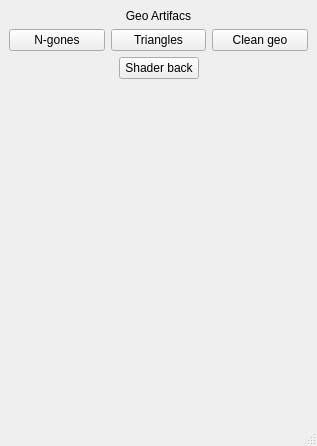
Qt form toolbox/ui/DEV_main_ui.ui (pablodiazburgos/pdb_rigLib) before a commit.
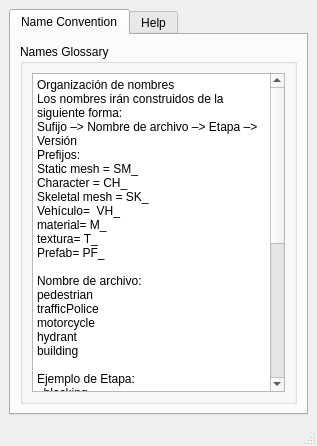
The same form after that commit.

What changed in the file:
```diff
--- a/toolbox/ui/DEV_main_ui.ui
+++ b/toolbox/ui/DEV_main_ui.ui
@@ -14,46 +14,148 @@
    <string>MainWindow</string>
   </property>
   <widget class="QWidget" name="centralwidget">
-   <layout class="QVBoxLayout" name="verticalLayout">
-    <item>
-     <widget class="QLabel" name="label">
-      <property name="text">
-       <string>Geo Artifacs</string>
-      </property>
-      <property name="alignment">
-       <set>Qt::AlignCenter</set>
-      </property>
-     </widget>
-    </item>
-    <item>
      <layout class="QHBoxLayout" name="horizontalLayout">
       <item>
-       <widget class="QPushButton" name="pushButton">
-        <property name="text">
-         <string>N-gones</string>
-        </property>
-       </widget>
-      </item>
+     <widget class="QTabWidget" name="extraWidget_tab">
+      <property name="enabled">
+       <bool>true</bool>
+      </property>
+      <property name="sizePolicy">
+       <sizepolicy hsizetype="Expanding" vsizetype="Expanding">
+        <horstretch>0</horstretch>
+        <verstretch>0</verstretch>
+       </sizepolicy>
+      </property>
+      <property name="focusPolicy">
+       <enum>Qt::TabFocus</enum>
+      </property>
+      <property name="acceptDrops">
+       <bool>false</bool>
+      </property>
+      <property name="tabShape">
+       <enum>QTabWidget::Rounded</enum>
+      </property>
+      <property name="currentIndex">
+       <number>0</number>
+      </property>
+      <property name="usesScrollButtons">
+       <bool>true</bool>
+      </property>
+      <property name="documentMode">
+       <bool>false</bool>
+      </property>
+      <property name="tabsClosable">
+       <bool>false</bool>
+      </property>
+      <property name="movable">
+       <bool>false</bool>
+      </property>
+      <property name="tabBarAutoHide">
+       <bool>false</bool>
+      </property>
+      <widget class="QWidget" name="nameConvention_tab_2">
+       <attribute name="title">
+        <string>Name Convention</string>
+       </attribute>
+       <layout class="QHBoxLayout" name="horizontalLayout_12">
       <item>
-       <widget class="QPushButton" name="pushButton_2">
-        <property name="text">
-         <string>Triangles</string>
-        </property>
-       </widget>
-      </item>
+         <layout class="QVBoxLayout" name="verticalLayout_6">
+          <property name="sizeConstraint">
+           <enum>QLayout::SetMinimumSize</enum>
+          </property>
+          <item>
+           <widget class="QGroupBox" name="nameGlossary_gbx_2">
+            <property name="title">
+             <string>Names Glossary</string>
+            </property>
+            <layout class="QHBoxLayout" name="horizontalLayout_13">
+             <item>
+              <widget class="QPlainTextEdit" name="nameGlossary_pte_2">
+               <property name="enabled">
+                <bool>true</bool>
+               </property>
+               <property name="readOnly">
+                <bool>true</bool>
+               </property>
+               <property name="plainText">
+                <string>Organización de nombres
+Los nombres irán construidos de la siguiente forma:
+Sufijo –&gt; Nombre de archivo –&gt; Etapa –&gt; Versión
+Prefijos:
+Static mesh = SM_
+Character = CH_
+Skeletal mesh = SK_
+Vehículo=  VH_
+material= M_
+textura= T_
+Prefab= PF_
+
+Nombre de archivo:
+pedestrian
+trafficPolice
+motorcycle
+hydrant
+building
+
+Ejemplo de Etapa:
+_blocking
+_model
+_rig
+_Anim
+
+Ejemplo de Versión
+_v01
+_v02
+
+Acción de Animación
+_Walking
+_Cellphone_Talking
+
+Ejemplo De archivo correctamente nombrado
+
+CH_trafficPolice_model_v01
+SM_bridge_model_v02
+</string>
+               </property>
+               <property name="overwriteMode">
+                <bool>false</bool>
+               </property>
+              </widget>
+             </item>
+            </layout>
+           </widget>
+          </item>
+         </layout>
+        </item>
+       </layout>
+      </widget>
+      <widget class="QWidget" name="help_tab_2">
+       <attribute name="title">
+        <string>Help</string>
+       </attribute>
+       <layout class="QVBoxLayout" name="verticalLayout_7">
       <item>
-       <widget class="QPushButton" name="pushButton_4">
-        <property name="text">
-         <string>Clean geo</string>
-        </property>
+         <layout class="QVBoxLayout" name="verticalLayout_2">
+          <item>
+           <widget class="QGroupBox" name="log_gbx_2">
+            <property name="title">
+             <string>Log</string>
+            </property>
+            <layout class="QVBoxLayout" name="verticalLayout_8">
+             <item>
+              <widget class="QPlainTextEdit" name="log_pte_2">
+               <property name="enabled">
+                <bool>false</bool>
+               </property>
        </widget>
       </item>
      </layout>
+           </widget>
     </item>
     <item>
-     <layout class="QHBoxLayout" name="horizontalLayout_2">
+           <layout class="QHBoxLayout" name="horizontalLayout_14">
       <item>
-       <spacer name="horizontalSpacer">
+             <spacer name="horizontalSpacer_13">
         <property name="orientation">
          <enum>Qt::Horizontal</enum>
         </property>
@@ -66,14 +168,21 @@
        </spacer>
       </item>
       <item>
-       <widget class="QPushButton" name="pushButton_3">
+             <widget class="QPushButton" name="suggestion_btn_2">
         <property name="text">
-         <string>Shader back</string>
+               <string>Suggestions</string>
         </property>
        </widget>
       </item>
       <item>
-       <spacer name="horizontalSpacer_2">
+             <widget class="QPushButton" name="mayaCommands_btn_2">
+              <property name="text">
+               <string>Maya Commands</string>
+              </property>
+             </widget>
+            </item>
+            <item>
+             <spacer name="horizontalSpacer_14">
         <property name="orientation">
          <enum>Qt::Horizontal</enum>
         </property>
@@ -87,18 +196,11 @@
       </item>
      </layout>
     </item>
-    <item>
-     <spacer name="verticalSpacer">
-      <property name="orientation">
-       <enum>Qt::Vertical</enum>
-      </property>
-      <property name="sizeHint" stdset="0">
-       <size>
-        <width>20</width>
-        <height>40</height>
-       </size>
-      </property>
-     </spacer>
+         </layout>
+        </item>
+       </layout>
+      </widget>
+     </widget>
     </item>
    </layout>
   </widget>
@@ -108,7 +210,7 @@
      <x>0</x>
      <y>0</y>
      <width>317</width>
-     <height>26</height>
+     <height>21</height>
     </rect>
    </property>
   </widget>
```
Lines whose indentation alone changed are shown as unchanged.
